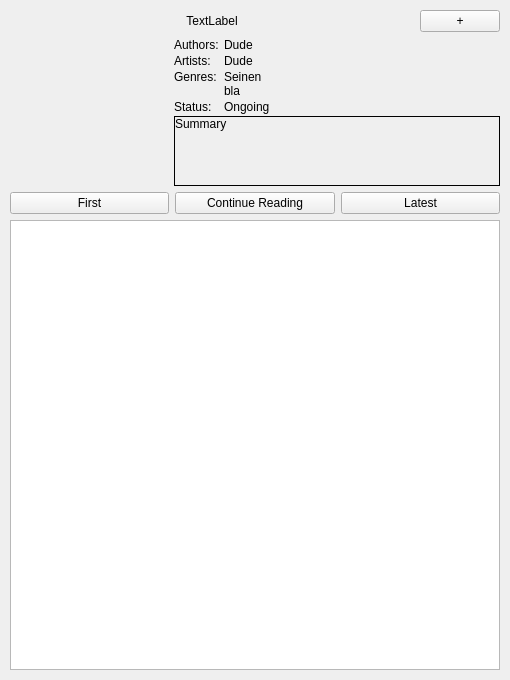
The window that widgets/mangainfowidget.ui (Rain92/UltimateMangaReader) describes before a commit, drawn with Qt 5.
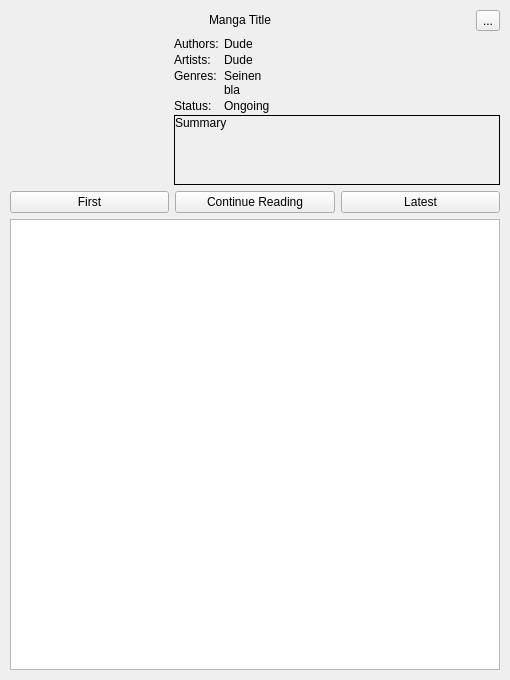
The same window after the commit. Icons and pictures are not drawn.

```diff
--- a/widgets/mangainfowidget.ui
+++ b/widgets/mangainfowidget.ui
@@ -40,7 +40,7 @@
         </sizepolicy>
        </property>
        <property name="text">
-        <string>TextLabel</string>
+        <string>Manga Title</string>
        </property>
        <property name="alignment">
         <set>Qt::AlignCenter</set>
@@ -48,15 +48,23 @@
       </widget>
      </item>
      <item>
-      <widget class="QPushButton" name="pushButtonMangaInfoAddFavorites">
-       <property name="sizePolicy">
-        <sizepolicy hsizetype="Fixed" vsizetype="Fixed">
-         <horstretch>0</horstretch>
-         <verstretch>0</verstretch>
-        </sizepolicy>
-       </property>
+      <widget class="QToolButton" name="toolButtonAddFavorites">
        <property name="text">
-        <string>+</string>
+        <string>...</string>
+       </property>
+       <property name="icon">
+        <iconset resource="../images.qrc">
+         <normaloff>:/resources/images/icons/favourite-star.png</normaloff>
+         <normalon>:/resources/images/icons/favourite-star-full.png</normalon>:/resources/images/icons/favourite-star.png</iconset>
+       </property>
+       <property name="checkable">
+        <bool>true</bool>
+       </property>
+       <property name="checked">
+        <bool>false</bool>
+       </property>
+       <property name="popupMode">
+        <enum>QToolButton::InstantPopup</enum>
        </property>
       </widget>
      </item>
```
Left out of the diff: 4 changed lines with no effect on the pictures.
